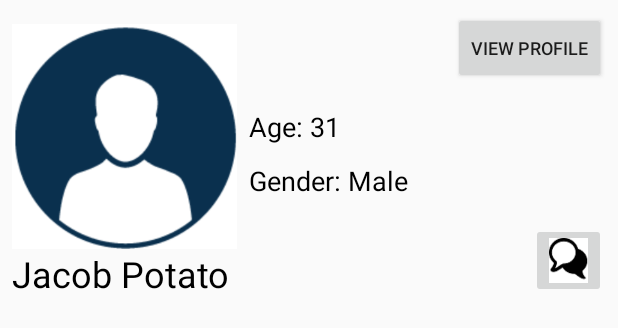
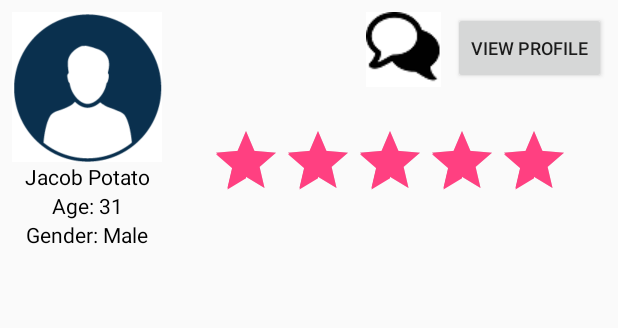
Before and after one commit to javiertok99/FYP, an Android app: the layout findmatch_row.xml on its own in the app's theme, with its tools: preview values and no code run, on a phone screen of 412 x 824 dp. Shown: the top 328 px of the screen. Run offline under Robolectric (Android 15) with nearby library versions, the phone set to English and light mode, and no system bars.

Commit message:
senglee's commit

```diff
--- a/app/src/main/res/layout/findmatch_row.xml
+++ b/app/src/main/res/layout/findmatch_row.xml
@@ -10,11 +10,10 @@
 
     <ImageView
         android:id="@+id/ivMyProfilePic"
-        android:layout_width="150dp"
-        android:layout_height="150dp"
-        android:layout_marginLeft="8dp"
+        android:layout_width="100dp"
+        android:layout_height="100dp"
         android:layout_marginStart="8dp"
-        android:layout_marginTop="16dp"
+        android:layout_marginTop="8dp"
         android:scaleType="fitCenter"
         app:layout_constraintStart_toStartOf="parent"
         app:layout_constraintTop_toTopOf="parent"
@@ -24,14 +23,11 @@
         android:id="@+id/tvMyName"
         android:layout_width="wrap_content"
         android:layout_height="match_parent"
-        android:layout_marginBottom="8dp"
-        android:layout_marginLeft="8dp"
-        android:layout_marginStart="8dp"
         android:text="Jacob Potato"
         android:textColor="@android:color/black"
-        android:textSize="24sp"
-        app:layout_constraintBottom_toBottomOf="parent"
-        app:layout_constraintStart_toStartOf="parent"
+        android:textSize="14sp"
+        app:layout_constraintEnd_toEndOf="@+id/ivMyProfilePic"
+        app:layout_constraintStart_toStartOf="@+id/ivMyProfilePic"
         app:layout_constraintTop_toBottomOf="@+id/ivMyProfilePic" />
 
     <Button
@@ -52,25 +48,28 @@
         android:id="@+id/tvAge"
         android:layout_width="wrap_content"
         android:layout_height="wrap_content"
+        android:layout_marginEnd="8dp"
         android:layout_marginStart="8dp"
-        android:layout_marginTop="16dp"
         android:text="Age: 31"
         android:textColor="@android:color/black"
-        android:textSize="18sp"
-        app:layout_constraintStart_toEndOf="@+id/ivMyProfilePic"
-        app:layout_constraintTop_toBottomOf="@+id/btnViewProfile" />
+        android:textSize="14sp"
+        app:layout_constraintEnd_toEndOf="@+id/tvMyName"
+        app:layout_constraintStart_toStartOf="@+id/tvMyName"
+        app:layout_constraintTop_toBottomOf="@+id/tvMyName" />
 
     <TextView
         android:id="@+id/tvGender"
         android:layout_width="wrap_content"
         android:layout_height="wrap_content"
-        android:layout_marginBottom="16dp"
+        android:layout_marginEnd="8dp"
         android:layout_marginStart="8dp"
         android:text="Gender: Male"
         android:textColor="@android:color/black"
-        android:textSize="18sp"
-        app:layout_constraintBottom_toTopOf="@+id/ibChat"
-        app:layout_constraintStart_toEndOf="@+id/ivMyProfilePic" />
+        android:textSize="14sp"
+        app:layout_constraintEnd_toEndOf="@+id/tvMyName"
+        app:layout_constraintHorizontal_bias="0.545"
+        app:layout_constraintStart_toStartOf="@+id/tvMyName"
+        app:layout_constraintTop_toBottomOf="@+id/tvAge" />
 
 
     <ImageButton
@@ -78,11 +77,26 @@
         android:layout_width="50dp"
         android:layout_height="50dp"
         android:layout_gravity="end"
+        android:layout_marginEnd="8dp"
+        android:layout_marginTop="8dp"
+        android:background="@android:color/transparent"
+        android:scaleType="fitXY"
+        app:layout_constraintEnd_toStartOf="@+id/btnViewProfile"
+        app:layout_constraintTop_toTopOf="parent"
+        app:srcCompat="@drawable/chat" />
+
+    <RatingBar
+        android:id="@+id/ratingBarFindMatch"
+        android:layout_width="wrap_content"
+        android:layout_height="wrap_content"
         android:layout_marginBottom="8dp"
         android:layout_marginEnd="8dp"
-        android:layout_marginRight="8dp"
-        android:scaleType="fitXY"
+        android:layout_marginStart="8dp"
+        android:layout_marginTop="8dp"
+        android:numStars="5"
+        android:rating="5"
         app:layout_constraintBottom_toBottomOf="parent"
         app:layout_constraintEnd_toEndOf="parent"
-        app:srcCompat="@drawable/chat" />
+        app:layout_constraintStart_toEndOf="@+id/ivMyProfilePic"
+        app:layout_constraintTop_toBottomOf="@+id/ibChat" />
 </android.support.constraint.ConstraintLayout>
```
